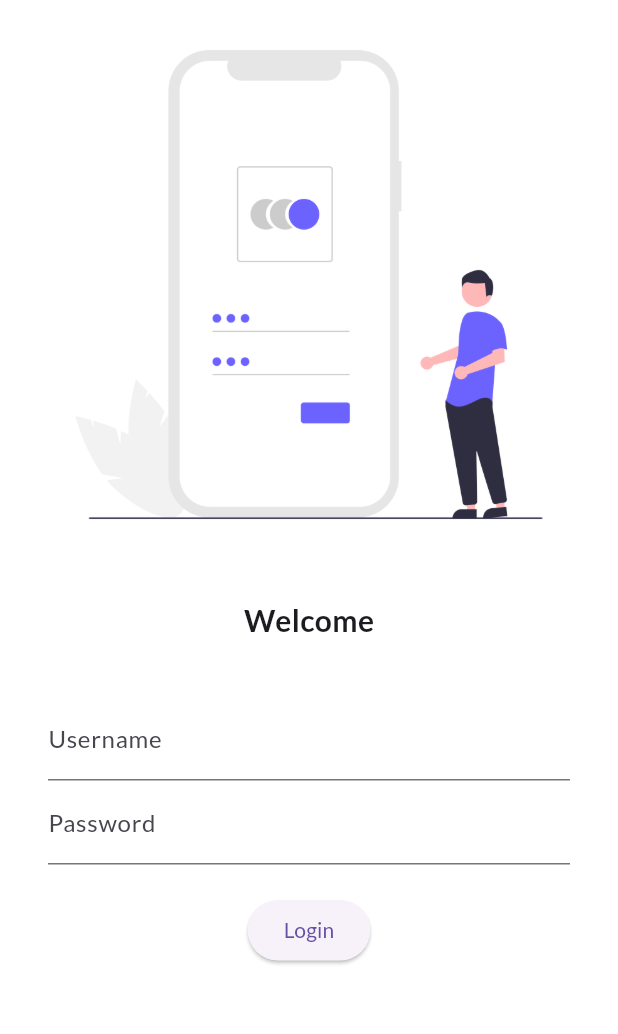
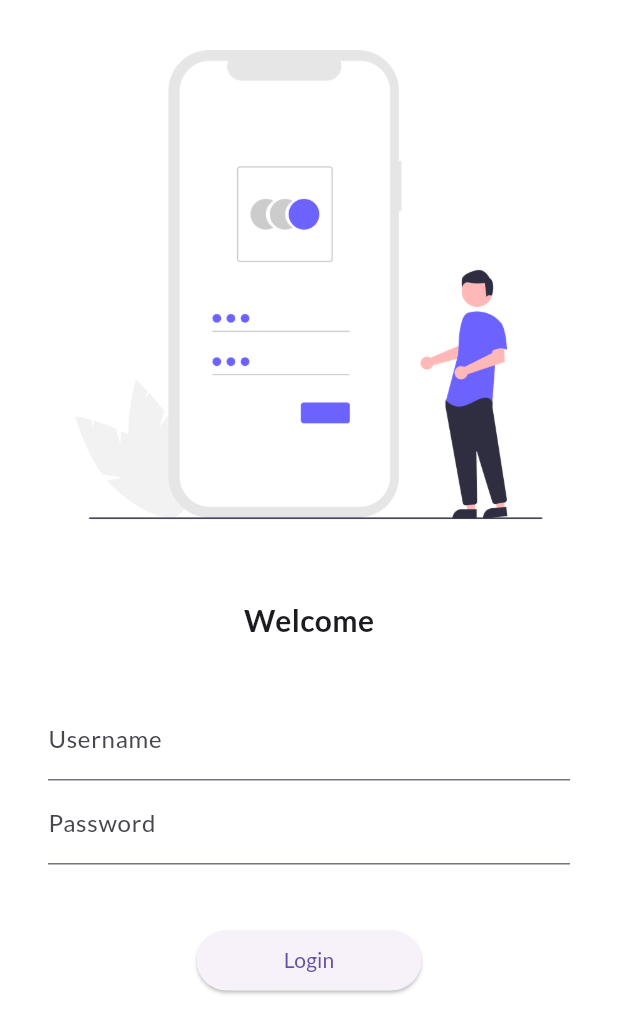
Before and after one commit to Ghufran-Ali/30DaysOfFlutter, a Flutter app: the screen it shows after launch, on a phone screen of 412 x 824 dp. Shown: the top 1034 px of the screen. Run offline on Flutter 3.47's test engine with Material 3 defaults, Android fonts, the phone set to English and light mode, and no system bars; our stand-ins replace google_fonts.

Commit message:
Day5 completed

```diff
--- a/lib/main.dart
+++ b/lib/main.dart
@@ -4,6 +4,7 @@ import 'package:test_app/pages/home_page.dart';
 import 'package:test_app/pages/login_page.dart';
 // ignore: depend_on_referenced_packages
 import 'package:google_fonts/google_fonts.dart';
+import 'package:test_app/utils/routes.dart';
 
 void main() {
   runApp(const MyApp());
@@ -21,14 +22,15 @@ class MyApp extends StatelessWidget {
         primarySwatch: Colors.deepPurple,
         fontFamily: GoogleFonts.lato().fontFamily,
       ),
+      // debugShowCheckedModeBanner: false,
       darkTheme: ThemeData(
         brightness: Brightness.dark,
       ),
       initialRoute: "/login",
       routes: {
         "/": (context) => const LoginPage(),
-        "/home": (context) => HomePage(),
-        "/login": (context) => const LoginPage(),
+        MyRoutes.homeRoute: (context) => HomePage(),
+        MyRoutes.loginRoute: (context) => const LoginPage(),
       },
     );
   }
--- a/lib/pages/login_page.dart
+++ b/lib/pages/login_page.dart
@@ -1,4 +1,5 @@
 import "package:flutter/material.dart";
+import "package:test_app/utils/routes.dart";
 
 class LoginPage extends StatelessWidget {
   const LoginPage({super.key});
@@ -7,7 +8,8 @@ class LoginPage extends StatelessWidget {
   Widget build(BuildContext context) {
     return Material(
         color: Colors.white,
-        child: Column(
+        child: SingleChildScrollView(
+            child: Column(
           children: [
             Image.asset(
               "assets/images/login_image.png",
@@ -43,18 +45,22 @@ class LoginPage extends StatelessWidget {
                       ),
                     ),
                     const SizedBox(
-                      height: 20.0,
+                      height: 40.0,
                     ),
                     ElevatedButton(
+                      //style: TextButton.styleFrom(),
+                      onPressed: () {
+                        Navigator.pushNamed(context, MyRoutes.homeRoute);
+                        //print("Hi Sparlay");
+                      },
+                      style: TextButton.styleFrom(
+                          minimumSize: const Size(150, 40)),
+
                       child: const Text("Login"),
-                      style: TextButton.styleFrom(),
-                      onPressed: () {
-                        print("Hi Sparlay");
-                      },
                     )
                   ],
                 ))
           ],
-        ));
+        )));
   }
 }
--- /dev/null
+++ b/lib/utils/routes.dart
@@ -0,0 +1,4 @@
+class MyRoutes {
+  static String loginRoute = "/login";
+  static String homeRoute = "/home";
+}
```
